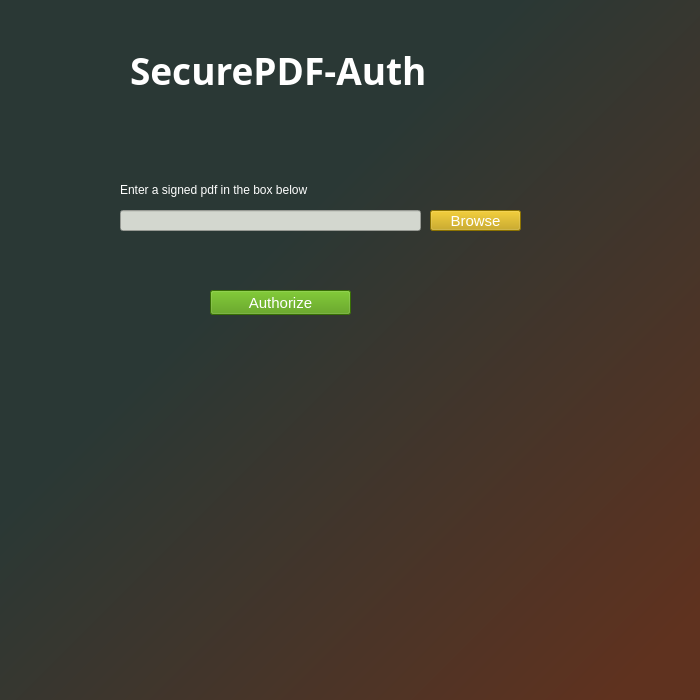
Before: the Qt Designer form ui-Files/SecurePDF-Auth.ui in rob2radical/SecurePDF-Auth, drawn with Qt 5.
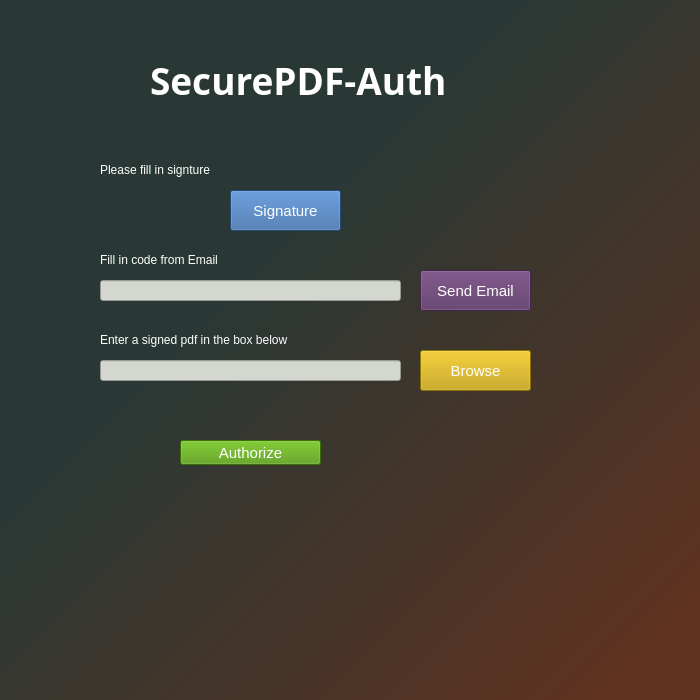
After: the same form once the commit is applied.

Commit message: mail part added and updated ui

Diff of the .ui file:
```diff
--- a/ui-Files/SecurePDF-Auth.ui
+++ b/ui-Files/SecurePDF-Auth.ui
@@ -35,8 +35,8 @@
    <widget class="QPushButton" name="Authorize">
     <property name="geometry">
      <rect>
-      <x>210</x>
-      <y>290</y>
+      <x>180</x>
+      <y>440</y>
       <width>141</width>
       <height>25</height>
      </rect>
@@ -58,8 +58,8 @@
    <widget class="QLineEdit" name="pdfFileInput">
     <property name="geometry">
      <rect>
-      <x>120</x>
-      <y>210</y>
+      <x>100</x>
+      <y>360</y>
       <width>301</width>
       <height>21</height>
      </rect>
@@ -71,10 +71,10 @@
    <widget class="QPushButton" name="Browse">
     <property name="geometry">
      <rect>
-      <x>430</x>
-      <y>210</y>
-      <width>91</width>
-      <height>21</height>
+      <x>420</x>
+      <y>350</y>
+      <width>111</width>
+      <height>41</height>
      </rect>
     </property>
     <property name="font">
@@ -95,8 +95,8 @@
    <widget class="QLabel" name="label">
     <property name="geometry">
      <rect>
-      <x>120</x>
-      <y>180</y>
+      <x>100</x>
+      <y>330</y>
       <width>251</width>
       <height>20</height>
      </rect>
@@ -112,8 +112,8 @@
    <widget class="QLabel" name="label_2">
     <property name="geometry">
      <rect>
-      <x>130</x>
-      <y>30</y>
+      <x>150</x>
+      <y>40</y>
       <width>351</width>
       <height>81</height>
      </rect>
@@ -134,6 +134,99 @@
      <string>SecurePDF-Auth</string>
     </property>
    </widget>
+   <widget class="QPushButton" name="sendEmail">
+    <property name="geometry">
+     <rect>
+      <x>420</x>
+      <y>270</y>
+      <width>111</width>
+      <height>41</height>
+     </rect>
+    </property>
+    <property name="font">
+     <font>
+      <family>Ubuntu</family>
+      <pointsize>11</pointsize>
+     </font>
+    </property>
+    <property name="styleSheet">
+     <string notr="true">color: rgb(255, 255, 255);
+background-color: rgb(92, 53, 102)</string>
+    </property>
+    <property name="text">
+     <string>Send Email</string>
+    </property>
+   </widget>
+   <widget class="QLineEdit" name="emailCodeInput">
+    <property name="geometry">
+     <rect>
+      <x>100</x>
+      <y>280</y>
+      <width>301</width>
+      <height>21</height>
+     </rect>
+    </property>
+    <property name="styleSheet">
+     <string notr="true">background-color: rgb(211, 215, 207);</string>
+    </property>
+   </widget>
+   <widget class="QLabel" name="label_3">
+    <property name="geometry">
+     <rect>
+      <x>100</x>
+      <y>250</y>
+      <width>251</width>
+      <height>20</height>
+     </rect>
+    </property>
+    <property name="styleSheet">
+     <string notr="true">color: rgb(255, 255, 255);
+background-color: rgba(255, 255, 255, 0)</string>
+    </property>
+    <property name="text">
+     <string>Fill in code from Email</string>
+    </property>
+   </widget>
+   <widget class="QLabel" name="label_4">
+    <property name="geometry">
+     <rect>
+      <x>100</x>
+      <y>160</y>
+      <width>141</width>
+      <height>20</height>
+     </rect>
+    </property>
+    <property name="styleSheet">
+     <string notr="true">color: rgb(255, 255, 255);
+background-color: rgba(255, 255, 255, 0)</string>
+    </property>
+    <property name="text">
+     <string>Please fill in signture</string>
+    </property>
+   </widget>
+   <widget class="QPushButton" name="signature">
+    <property name="geometry">
+     <rect>
+      <x>230</x>
+      <y>190</y>
+      <width>111</width>
+      <height>41</height>
+     </rect>
+    </property>
+    <property name="font">
+     <font>
+      <family>Ubuntu</family>
+      <pointsize>11</pointsize>
+     </font>
+    </property>
+    <property name="styleSheet">
+     <string notr="true">color: rgb(255, 255, 255);
+background-color: rgb(52, 101, 164)</string>
+    </property>
+    <property name="text">
+     <string>Signature</string>
+    </property>
+   </widget>
   </widget>
  </widget>
  <resources/>
```
The commit also changes 1 other file.
